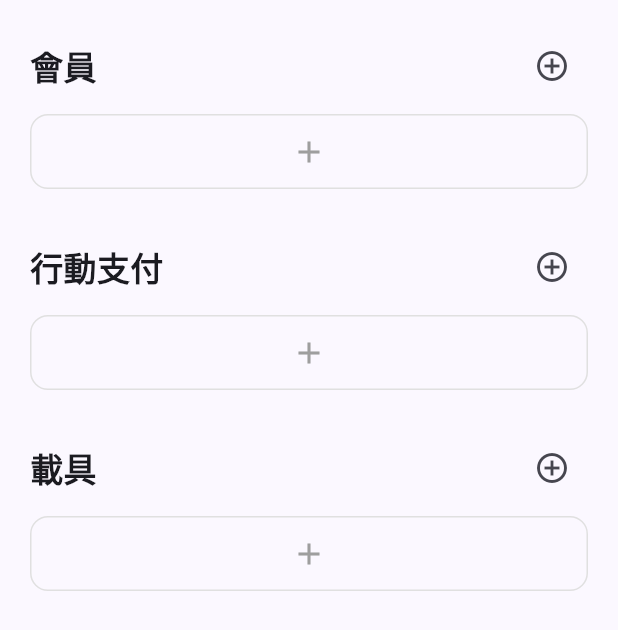
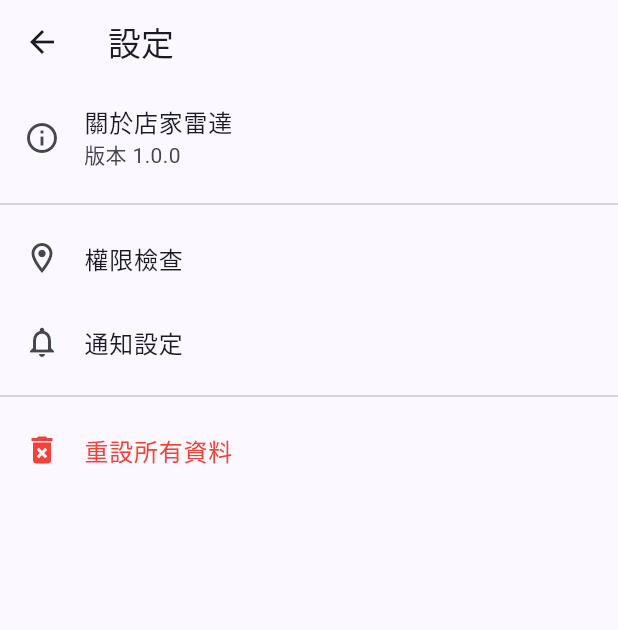
Before and after one commit to qwnn96386-lab/dekiru, a Flutter app: the SettingsScreen screen opened directly, on a phone screen of 412 x 824 dp. Shown: the top 630 px of the screen. Run offline on Flutter 3.47's test engine with Material 3 defaults, Android fonts, the phone set to English and light mode, and no system bars; our stand-ins replace permission_handler, sqflite; missing offline and left inert: geofence_service; accounts and stored records are empty; statements that could not run were skipped.

Commit message:
Update settings_screen.dart

```diff
--- a/lib/screens/settings_screen.dart
+++ b/lib/screens/settings_screen.dart
@@ -5,50 +5,33 @@ class SettingsScreen extends StatelessWidget {
 
   @override
   Widget build(BuildContext context) {
-    return ListView(
-      padding: const EdgeInsets.all(20),
-      children: [
-        _buildSectionHeader("會員"),
-        // 移除預設卡片，改為只有添加按鈕
-        _buildAddButton(),
-        const SizedBox(height: 20),
-
-        _buildSectionHeader("行動支付"),
-        // 移除預設卡片
-        _buildAddButton(),
-        const SizedBox(height: 20),
-
-        _buildSectionHeader("載具"),
-        // 移除預設卡片
-        _buildAddButton(),
-      ],
+    return Scaffold(
+      appBar: AppBar(title: const Text("設定")),
+      body: ListView(
+        children: [
+          const ListTile(leading: Icon(Icons.info_outline), title: Text("關於店家雷達"), subtitle: Text("版本 1.0.0")),
+          const Divider(),
+          ListTile(leading: const Icon(Icons.location_on_outlined), title: const Text("權限檢查"), onTap: () {}),
+          ListTile(leading: const Icon(Icons.notifications_none), title: const Text("通知設定"), onTap: () {}),
+          const Divider(),
+          ListTile(
+            leading: const Icon(Icons.delete_forever, color: Colors.red),
+            title: const Text("重設所有資料", style: TextStyle(color: Colors.red)),
+            onTap: () => _showReset(context),
+          ),
+        ],
+      ),
     );
   }
 
-  Widget _buildSectionHeader(String title) {
-    return Row(
-      mainAxisAlignment: MainAxisAlignment.spaceBetween,
-      children: [
-        Text(title, style: const TextStyle(fontSize: 22, fontWeight: FontWeight.bold)),
-        IconButton(icon: const Icon(Icons.add_circle_outline), onPressed: () {
-          // 這裡未來實作新增邏輯
-        }),
+  void _showReset(BuildContext context) {
+    showDialog(context: context, builder: (ctx) => AlertDialog(
+      title: const Text("警告"),
+      content: const Text("這將刪除所有已儲存的店家與支付資料。"),
+      actions: [
+        TextButton(onPressed: () => Navigator.pop(ctx), child: const Text("取消")),
+        TextButton(onPressed: () => Navigator.pop(ctx), child: const Text("確定重設", style: TextStyle(color: Colors.red))),
       ],
-    );
-  }
-
-  Widget _buildAddButton() {
-    return InkWell(
-      onTap: () {}, // 實作新增邏輯
-      child: Container(
-        margin: const EdgeInsets.symmetric(vertical: 8),
-        height: 50,
-        decoration: BoxDecoration(
-          border: Border.all(color: Colors.grey.shade300, style: BorderStyle.solid),
-          borderRadius: BorderRadius.circular(12)
-        ),
-        child: const Center(child: Icon(Icons.add, color: Colors.grey)),
-      ),
-    );
+    ));
   }
 }
```
